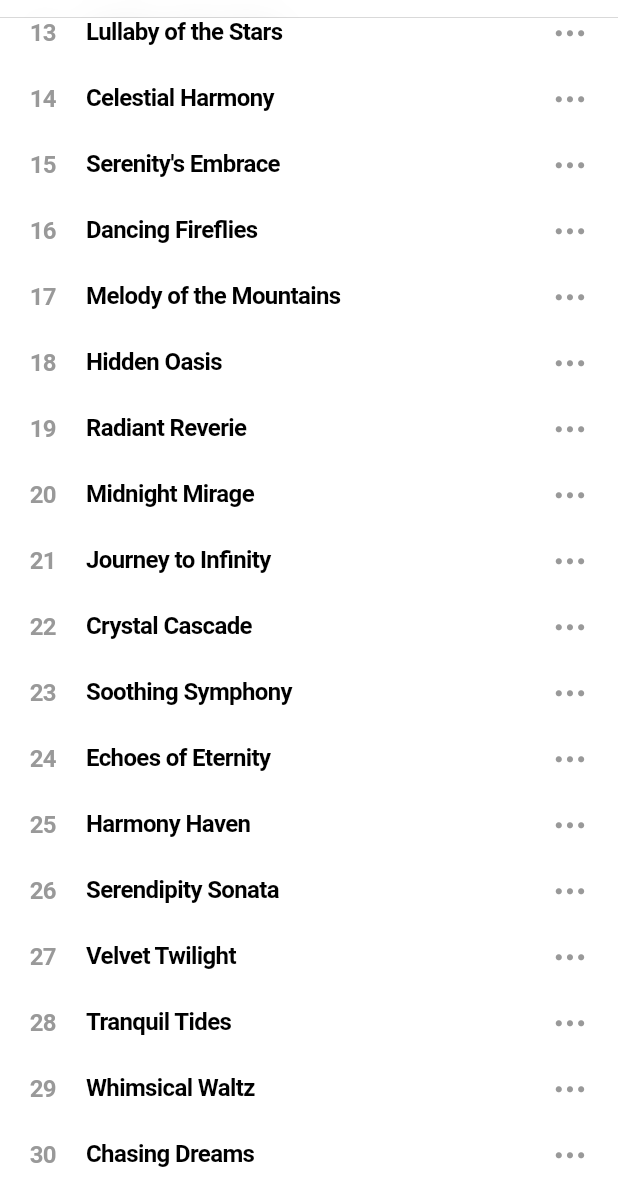
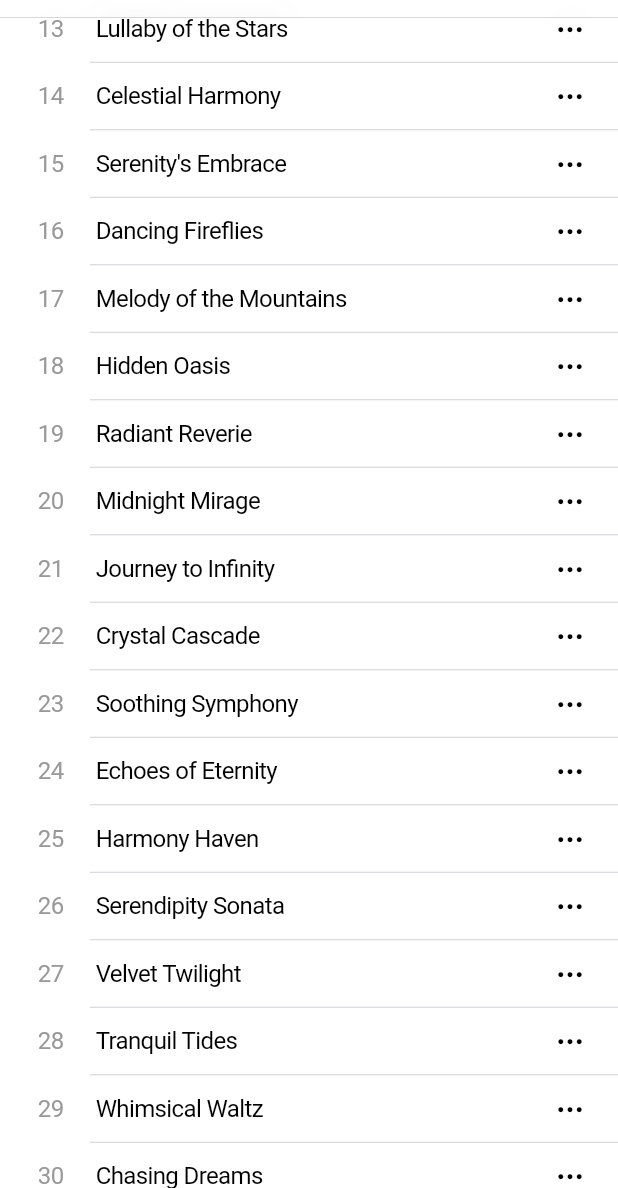
Before and after one commit to toyoshin5/AppleMusicClone-with-Flutter, a Flutter app: the screen it shows after launch, scrolled down 1058 dp, on a phone screen of 412 x 824 dp, the part 48-1236 px from its top. Run offline on Flutter 3.47's test engine with Material 2 defaults, Android fonts, the phone set to English and light mode, and no system bars.

Commit message:
曲名リストにListTileを使う

```diff
--- a/lib/main.dart
+++ b/lib/main.dart
@@ -39,7 +39,7 @@ class MyHomePage extends StatelessWidget {
             ButtonArea(),
             Padding(
               padding: EdgeInsets.only(left: 20),
-              child: Divider(color: CupertinoColors.systemGrey4),
+              child: Divider(color: CupertinoColors.systemGrey4, height: 1),
             ),
             //リスト
             SongsArea(),
@@ -187,6 +187,7 @@ class AppButton extends StatelessWidget {
     );
   }
 }
+
 class SongsArea extends StatelessWidget {
   const SongsArea({super.key});
 
@@ -224,46 +225,43 @@ class SongsArea extends StatelessWidget {
       "Whimsical Waltz",
       "Chasing Dreams"
     ];
-    return ListView.builder(
+    return ListView.separated(
       shrinkWrap: true,
       physics: const NeverScrollableScrollPhysics(),
       padding: EdgeInsets.zero,
       itemCount: songs.length,
+      separatorBuilder: (context, index) {
+        return const Padding(
+          padding: EdgeInsets.only(left: 60),
+          child: Divider(color: CupertinoColors.systemGrey4, height: 1),
+        );
+      },
       itemBuilder: (context, index) {
         return Padding(
-          padding: const EdgeInsets.symmetric(horizontal: 20, vertical: 10),
-          child: Row(
-            children: [
-              Text(
+          padding: const EdgeInsets.symmetric(horizontal: 0, vertical: 0),
+          child: CupertinoListTile(
+            onTap: () {},
+            leading: Text(
               "${index + 1}",
               style: const TextStyle(
+                fontSize: 16,
                 color: AppColors.gray,
-                  fontSize: 16,
-                  fontWeight: FontWeight.w600,
               ),
             ),
-              const SizedBox(width: 20),
-              Expanded(
-                child: Column(
-                  crossAxisAlignment: CrossAxisAlignment.start,
-                  children: [
-                    Text(
+            title: Text(
               songs[index],
               style: const TextStyle(
                 fontSize: 16,
-                        fontWeight: FontWeight.w600,
               ),
             ),
-                    const SizedBox(height: 2),
-                  ],
+            trailing: const Padding(
+              padding: EdgeInsets.only(right: 8.0),
+              child: Icon(
+                CupertinoIcons.ellipsis,
+                color: CupertinoColors.label,
+                size: 20,
               ),
             ),
-              const SizedBox(width: 20),
-              const Icon(
-                CupertinoIcons.ellipsis,
-                color: AppColors.gray,
-              ),
-            ],
           ),
         );
       },
```
Lines whose indentation alone changed are shown as unchanged.
